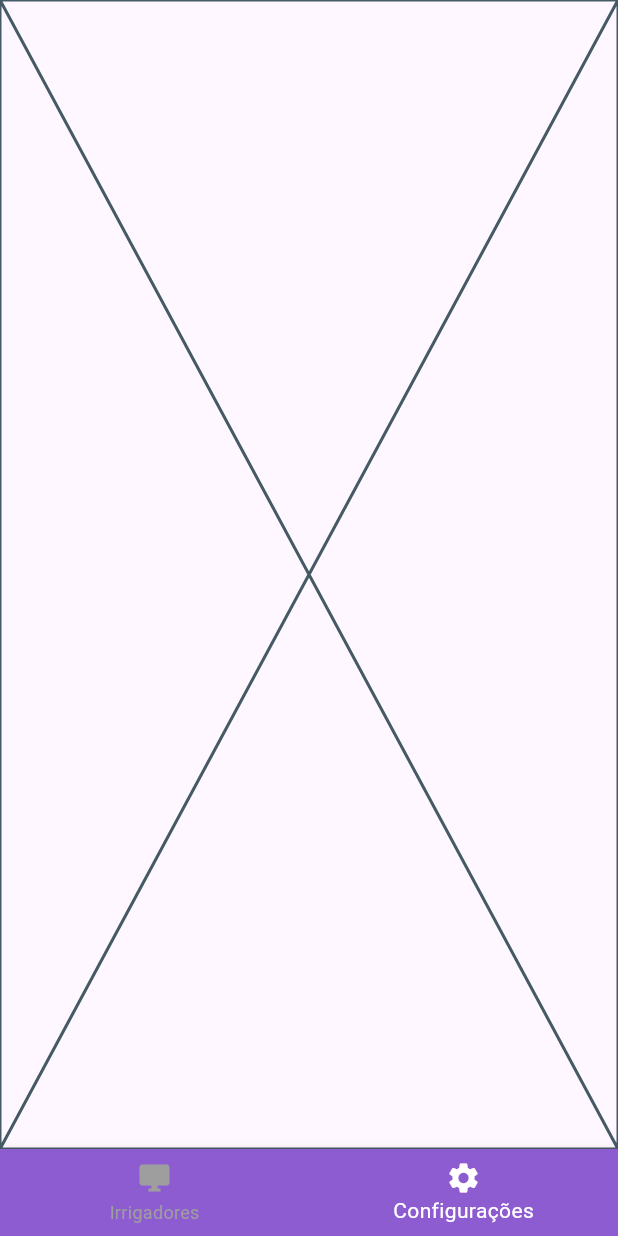
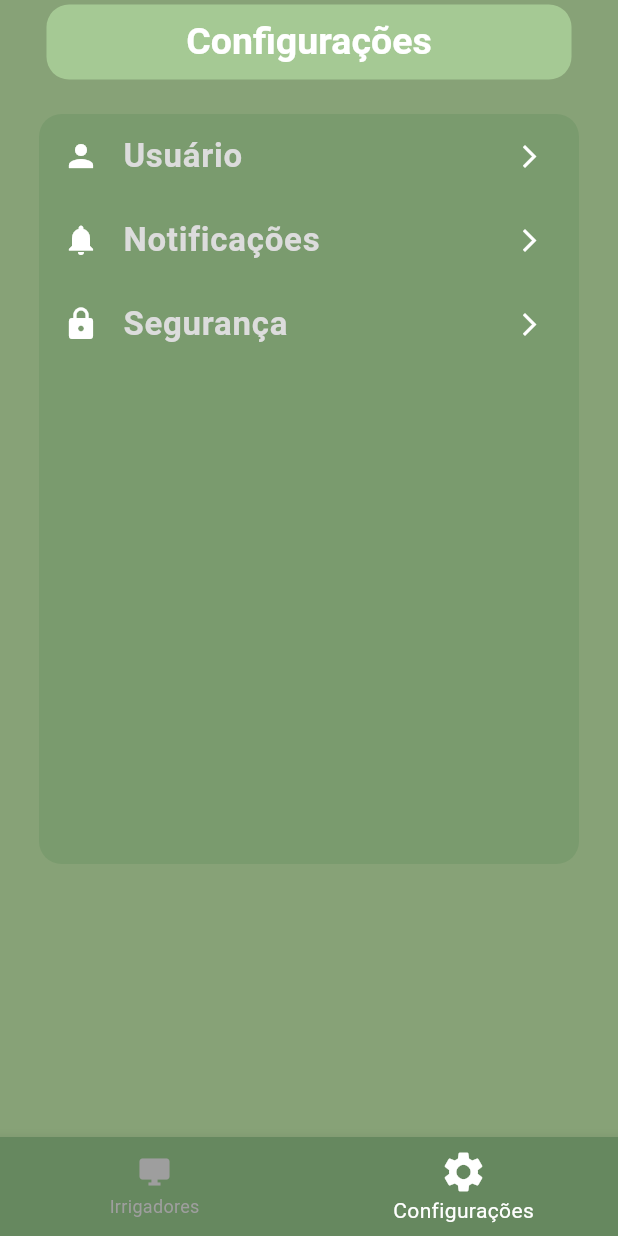
Before and after one commit to ErikBezerraC/IrrigadoresApp, a Flutter app: the screen it shows after launch, item 2 of the bottom bar chosen, on a phone screen of 412 x 824 dp. Run offline on Flutter 3.47's test engine with Material 3 defaults, Android fonts, the phone set to English and light mode, and no system bars; our stand-ins replace font_awesome_flutter.

Commit message:
Criação da tela  de configurações

```diff
--- a/lib/Telas/Irrigadores.dart
+++ b/lib/Telas/Irrigadores.dart
@@ -11,9 +11,9 @@ class _IrrigadoresState extends State<Irrigadores> {
   Widget build(BuildContext context) {
     return Scaffold(
       appBar: AppBar(
-      backgroundColor: Colors.white,
+      backgroundColor: Color(0xff87a277),
       ),
-      backgroundColor: Color(0xFFC0E0B6FF),
+      backgroundColor: Color(0xff87a277),
 
     );
   }
--- a/lib/Telas/config.dart
+++ b/lib/Telas/config.dart
@@ -9,6 +9,100 @@ class Config extends StatefulWidget {
 class _ConfigState extends State<Config> {
   @override
   Widget build(BuildContext context) {
-    return const Placeholder();
+    return Scaffold(
+      appBar: AppBar(
+        backgroundColor: Color(0xff87a277),
+        title: Center(
+          child: Container(
+            width: 350,
+            height: 50,
+            decoration: BoxDecoration(
+                color: Color(0xffa5c994),
+              borderRadius: BorderRadius.circular(15),
+
+            ),
+            child: Center(
+              child: Text("Configurações", style: TextStyle(
+                  color: Colors.white,
+                  fontSize: 25,
+                  fontWeight: FontWeight.bold
+              ),),
+            )
+          ),
+        )
+      ),
+
+      backgroundColor: Color(0xff87a277),
+
+      body: Align(
+        alignment: Alignment.topCenter,
+        child: Padding(
+          padding: const EdgeInsets.only(top: 20),
+          child: Container(
+            width: 360,
+            height: 500,
+            decoration: BoxDecoration(
+              color: const Color(0xff7a9b6e),
+              borderRadius: BorderRadius.circular(15),
+            ),
+            child: Column(
+              children: [
+                ContainerConfig(
+                  "Usuário",
+                  Icons.person,
+                      () {
+
+                  },
+                ),
+
+                ContainerConfig(
+                  "Notificações",
+                  Icons.notifications,
+                      () {
+
+                  },
+                ),
+
+                ContainerConfig(
+                  "Segurança",
+                  Icons.lock,
+                      () {
+
+                  },
+                ),
+              ],
+            )
+          ),
+        ),
+      ),
+
+    );
   }
 }
+//quanbdo criar as telas colocar o navigator push no lugar do print
+Widget ContainerConfig(
+    String text,
+    IconData icon,
+    VoidCallback onTap,
+    ) {
+  return ListTile(
+    onTap: onTap,
+    leading: Icon(
+      icon,
+      color: Colors.white,
+    ),
+    title: Text(
+      text,
+      style: const TextStyle(
+        color: Color(0xffdcdcdc),
+        fontSize: 22,
+        fontWeight: FontWeight.bold,
+      ),
+    ),
+    trailing: const Icon(
+      Icons.arrow_forward_ios,
+      color: Colors.white,
+      size: 18,
+    ),
+  );
+}
--- a/lib/Telas/homepage.dart
+++ b/lib/Telas/homepage.dart
@@ -2,7 +2,6 @@ import 'package:flutter/material.dart';
 import 'package:font_awesome_flutter/font_awesome_flutter.dart';
 import 'package:irrigadorapp/Telas/config.dart';
 import 'package:irrigadorapp/Telas/Irrigadores.dart';
-
 
 class HomePage extends StatefulWidget {
   const HomePage({super.key});
@@ -23,24 +22,46 @@ class _HomePageState extends State<HomePage> {
   Widget build(BuildContext context) {
     return Scaffold(
       body: pages[selectedIndex],
+
       bottomNavigationBar: BottomNavigationBar(
-          backgroundColor: Color(0xFF8D5CD1),
-          currentIndex: selectedIndex, //o index da barra (cada posição do item) fica correspondente a variavel que declaramos
-          showSelectedLabels: true, //coloca o nome dos itens nao selecionados
-          unselectedItemColor: Colors.grey, //coloca cor nos itens que nao tiverem selecionados
-          selectedItemColor: Colors.white, //colcoa uam cor especifica para o item selecionado
-          type: BottomNavigationBarType.fixed, //tira o movimento na hora de apertar em uma item
-          onTap: (index){ //a troca do item fica por toque
-            setState(() {
-              selectedIndex = index; //atualiza a pagina e troca a tela
-            });
-          },
+        backgroundColor: const Color(0xff66885f),
 
-          items: [
-            BottomNavigationBarItem(icon: Icon(Icons.desktop_windows), label: 'Irrigadores'),
-            BottomNavigationBarItem(icon: Icon(Icons.settings), label: 'Configurações'),
-          ]),
+        currentIndex: selectedIndex,
 
+        showSelectedLabels: true,
+        unselectedItemColor: Colors.grey,
+        selectedItemColor: Colors.white,
+
+        // Ícone selecionado fica maior
+        selectedIconTheme: const IconThemeData(
+          size: 32,
+        ),
+
+        // Ícones não selecionados ficam menores
+        unselectedIconTheme: const IconThemeData(
+          size: 24,
+        ),
+
+        type: BottomNavigationBarType.fixed,
+
+        onTap: (index) {
+          setState(() {
+            selectedIndex = index;
+          });
+        },
+
+        items: const [
+          BottomNavigationBarItem(
+            icon: Icon(Icons.desktop_windows),
+            label: 'Irrigadores',
+          ),
+
+          BottomNavigationBarItem(
+            icon: Icon(Icons.settings),
+            label: 'Configurações',
+          ),
+        ],
+      ),
     );
   }
 }
```
Also changed, not shown: assets/Simbolo_Irriga.png (added).
